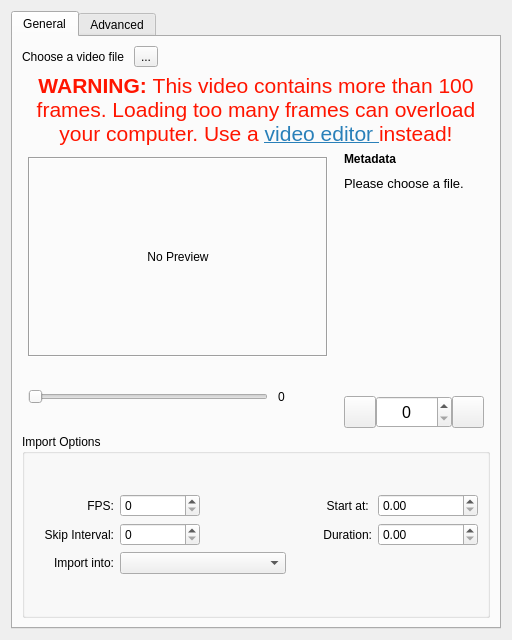
Qt form libs/ui/animation/VideoImportDialog.ui (KDE/krita) before a commit.
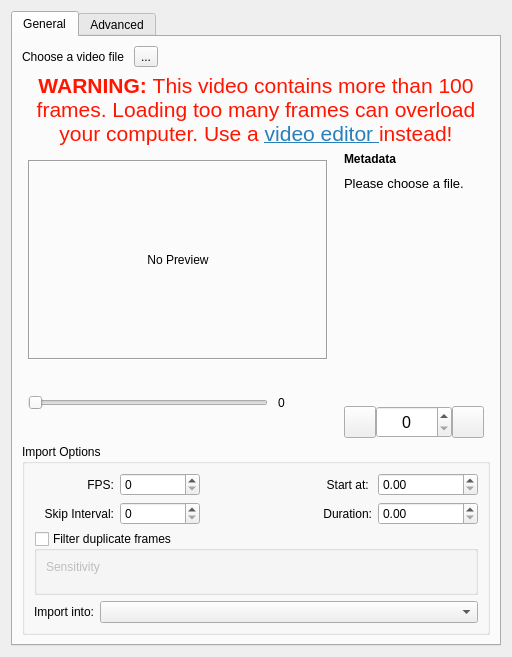
The same form after that commit. The open tabs and pages were chosen to show the change. Custom widgets are drawn as their Qt base class.

Commit message:
Initial proof-of-concept of keyframe detection and duplicate frame removal during video import process.
Steps remaining...
1) Plug UI in with meaningful value range for users to tweak.
2) Use frame file names to determine position within file, and insert accordingly.
... And more?

This should help people when importing animations that are long and repetitive. They might
not need every single duplicate frame, depending on their user case. Users will be able
to dial in sensitivity to adjust to their liking.

CCBUG:436965

The edit to the form file:
```diff
--- a/libs/ui/animation/VideoImportDialog.ui
+++ b/libs/ui/animation/VideoImportDialog.ui
@@ -11,7 +11,7 @@
     <x>0</x>
     <y>0</y>
     <width>512</width>
-    <height>640</height>
+    <height>657</height>
    </rect>
   </property>
   <property name="sizePolicy">
@@ -438,7 +438,11 @@
                   </property>
                  </widget>
                 </item>
-                <item row="2" column="0">
+               </layout>
+              </item>
+              <item row="2" column="0">
+               <layout class="QHBoxLayout" name="horizontalLayout">
+                <item>
                  <widget class="QLabel" name="importDocumentLabel">
                   <property name="text">
                    <string>Import into:</string>
@@ -448,11 +452,65 @@
                   </property>
                  </widget>
                 </item>
-                <item row="2" column="1" colspan="2">
-                 <widget class="QComboBox" name="cmbDocumentHandler"/>
+                <item>
+                 <widget class="QComboBox" name="cmbDocumentHandler">
+                  <property name="sizePolicy">
+                   <sizepolicy hsizetype="MinimumExpanding" vsizetype="Fixed">
+                    <horstretch>0</horstretch>
+                    <verstretch>0</verstretch>
+                   </sizepolicy>
+                  </property>
+                 </widget>
                 </item>
                </layout>
               </item>
+              <item row="1" column="0">
+               <widget class="QGroupBox" name="optionFilterDuplicates">
+                <property name="title">
+                 <string>Filter duplicate frames</string>
+                </property>
+                <property name="flat">
+                 <bool>true</bool>
+                </property>
+                <property name="checkable">
+                 <bool>true</bool>
+                </property>
+                <property name="checked">
+                 <bool>false</bool>
+                </property>
+                <layout class="QFormLayout" name="formLayout">
+                 <property name="fieldGrowthPolicy">
+                  <enum>QFormLayout::ExpandingFieldsGrow</enum>
+                 </property>
+                 <item row="0" column="0">
+                  <widget class="QLabel" name="sensitivityLabel">
+                   <property name="sizePolicy">
+                    <sizepolicy hsizetype="Preferred" vsizetype="Preferred">
+                     <horstretch>0</horstretch>
+                     <verstretch>0</verstretch>
+                    </sizepolicy>
+                   </property>
+                   <property name="text">
+                    <string>Sensitivity</string>
+                   </property>
+                   <property name="indent">
+                    <number>-1</number>
+                   </property>
+                  </widget>
+                 </item>
+                 <item row="0" column="1">
+                  <widget class="KisDoubleSliderSpinBox" name="sensitivitySpinbox" native="true">
+                   <property name="sizePolicy">
+                    <sizepolicy hsizetype="MinimumExpanding" vsizetype="Preferred">
+                     <horstretch>0</horstretch>
+                     <verstretch>0</verstretch>
+                    </sizepolicy>
+                   </property>
+                  </widget>
+                 </item>
+                </layout>
+               </widget>
+              </item>
              </layout>
             </widget>
            </item>
@@ -635,6 +693,14 @@
    </item>
   </layout>
  </widget>
+ <customwidgets>
+  <customwidget>
+   <class>KisDoubleSliderSpinBox</class>
+   <extends>QWidget</extends>
+   <header>kis_slider_spin_box.h</header>
+   <container>1</container>
+  </customwidget>
+ </customwidgets>
  <resources/>
  <connections/>
 </ui>
```
Left out of the diff: 73 changed lines with no effect on the pictures. The commit also changes 1 other file.
